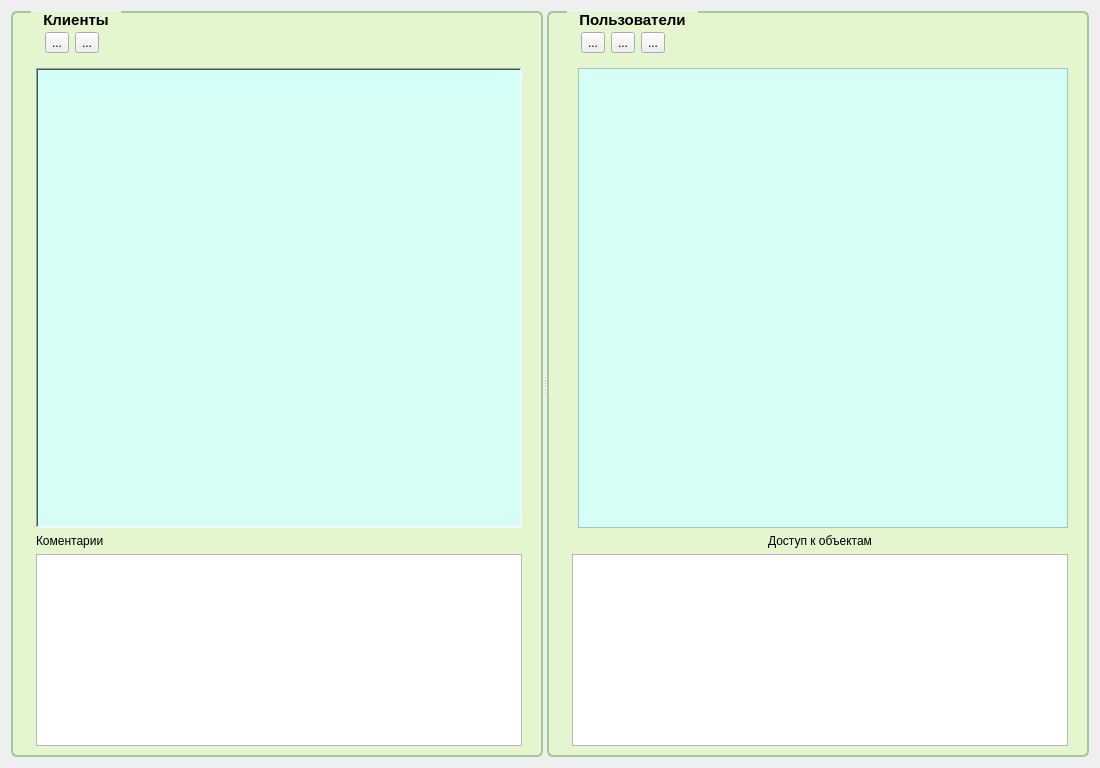
Before: the Qt Designer form MPosWebAdmin/Clients/clientsdialog.ui in rust3128/MposWebServer, drawn with Qt 5.
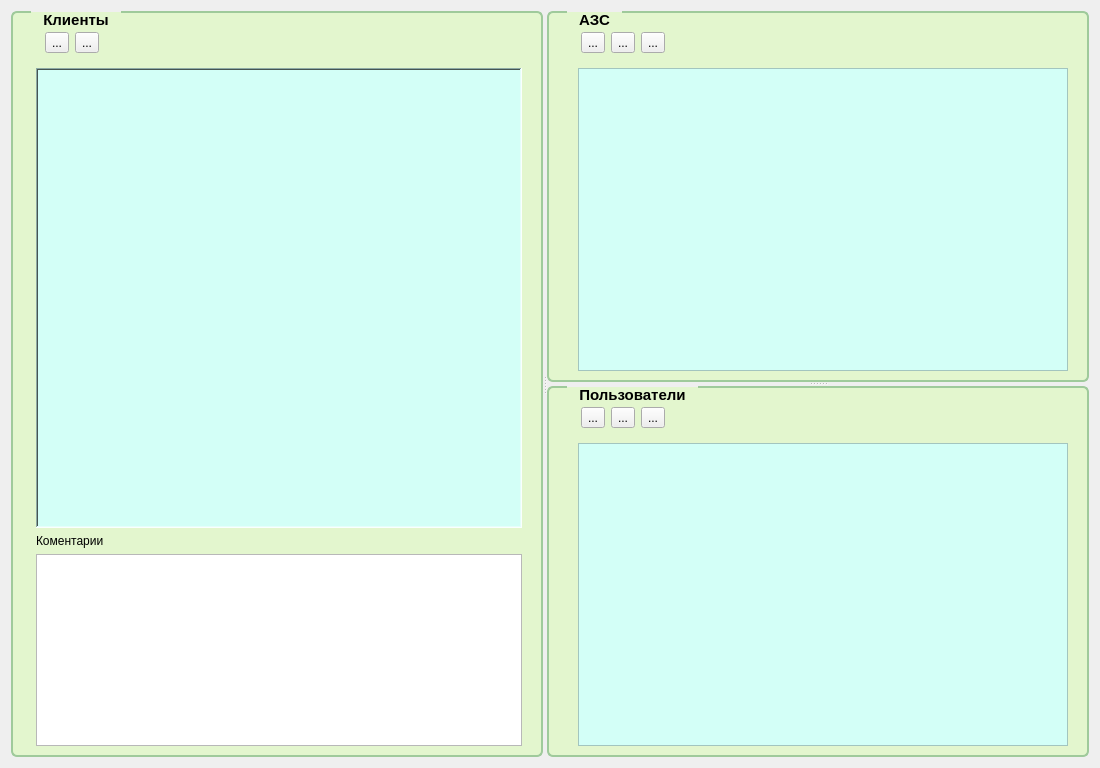
After: the same form once the commit is applied. Icons and pictures are not drawn.

Patch:
```diff
--- a/MPosWebAdmin/Clients/clientsdialog.ui
+++ b/MPosWebAdmin/Clients/clientsdialog.ui
@@ -13,9 +13,9 @@
   <property name="windowTitle">
    <string>Dialog</string>
   </property>
-  <layout class="QGridLayout" name="gridLayout_3">
+  <layout class="QGridLayout" name="gridLayout_4">
    <item row="0" column="0">
-    <widget class="QSplitter" name="splitter">
+    <widget class="QSplitter" name="splitterMain">
      <property name="orientation">
       <enum>Qt::Horizontal</enum>
      </property>
@@ -155,6 +155,140 @@
        </item>
       </layout>
      </widget>
+     <widget class="QSplitter" name="splitter">
+      <property name="orientation">
+       <enum>Qt::Vertical</enum>
+      </property>
+      <widget class="QGroupBox" name="groupBoxAZS">
+       <property name="styleSheet">
+        <string notr="true">QGroupBox
+{
+   border:2px solid #9FCA9B;
+   border-radius: 6px;
+   background-color:#E3F6CE;
+   padding-top: 1px;
+   padding-left: 14px;
+   padding-right: 10px;
+   padding-bottom: 0px;
+   font-weight: bold;
+   font-size: 15px;
+ 
+  /* !!!!!!!!!!!!!!!!!! */
+   margin-top: 3ex; /* предусмотрим место для заголовка!!!  */
+}
+ 
+QGroupBox::title {
+    subcontrol-origin: margin;
+    subcontrol-position: top left;
+    left: 20px;
+   padding: 0 10px;
+}</string>
+       </property>
+       <property name="title">
+        <string>АЗС</string>
+       </property>
+       <property name="flat">
+        <bool>false</bool>
+       </property>
+       <layout class="QGridLayout" name="gridLayout_3" rowstretch="0,0">
+        <item row="0" column="0" colspan="2">
+         <widget class="QFrame" name="toolBarUsers_2">
+          <property name="frameShape">
+           <enum>QFrame::NoFrame</enum>
+          </property>
+          <layout class="QHBoxLayout" name="horizontalLayout_3">
+           <item>
+            <widget class="QToolButton" name="toolButtonAZSAdd">
+             <property name="text">
+              <string>...</string>
+             </property>
+             <property name="icon">
+              <iconset resource="../resource.qrc">
+               <normaloff>:/Images/add.png</normaloff>:/Images/add.png</iconset>
+             </property>
+             <property name="iconSize">
+              <size>
+               <width>32</width>
+               <height>32</height>
+              </size>
+             </property>
+            </widget>
+           </item>
+           <item>
+            <widget class="QToolButton" name="toolButtonAZSEdit">
+             <property name="text">
+              <string>...</string>
+             </property>
+             <property name="icon">
+              <iconset resource="../resource.qrc">
+               <normaloff>:/Images/edit.png</normaloff>:/Images/edit.png</iconset>
+             </property>
+             <property name="iconSize">
+              <size>
+               <width>32</width>
+               <height>32</height>
+              </size>
+             </property>
+            </widget>
+           </item>
+           <item>
+            <widget class="QToolButton" name="toolButtonAZSDel">
+             <property name="text">
+              <string>...</string>
+             </property>
+             <property name="icon">
+              <iconset resource="../resource.qrc">
+               <normaloff>:/Images/delete.png</normaloff>:/Images/delete.png</iconset>
+             </property>
+             <property name="iconSize">
+              <size>
+               <width>32</width>
+               <height>32</height>
+              </size>
+             </property>
+            </widget>
+           </item>
+           <item>
+            <spacer name="horizontalSpacer_3">
+             <property name="orientation">
+              <enum>Qt::Horizontal</enum>
+             </property>
+             <property name="sizeHint" stdset="0">
+              <size>
+               <width>40</width>
+               <height>20</height>
+              </size>
+             </property>
+            </spacer>
+           </item>
+          </layout>
+         </widget>
+        </item>
+        <item row="1" column="1">
+         <widget class="QTableView" name="tableViewAZS">
+          <property name="styleSheet">
+           <string notr="true">background-color: rgb(211, 255, 247);
+selection-background-color: rgb(47, 170, 160);</string>
+          </property>
+          <property name="editTriggers">
+           <set>QAbstractItemView::NoEditTriggers</set>
+          </property>
+          <property name="alternatingRowColors">
+           <bool>false</bool>
+          </property>
+          <property name="selectionMode">
+           <enum>QAbstractItemView::SingleSelection</enum>
+          </property>
+          <property name="selectionBehavior">
+           <enum>QAbstractItemView::SelectRows</enum>
+          </property>
+          <property name="sortingEnabled">
+           <bool>true</bool>
+          </property>
+         </widget>
+        </item>
+       </layout>
+      </widget>
      <widget class="QGroupBox" name="groupBoxUsers">
       <property name="styleSheet">
        <string notr="true">QGroupBox
@@ -186,40 +320,7 @@
       <property name="flat">
        <bool>false</bool>
       </property>
-      <layout class="QGridLayout" name="gridLayout_2" rowstretch="0,1,0,0">
-       <item row="2" column="0" colspan="2" alignment="Qt::AlignHCenter">
-        <widget class="QLabel" name="label">
-         <property name="text">
-          <string>Доступ к объектам</string>
-         </property>
-        </widget>
-       </item>
-       <item row="3" column="0" colspan="2">
-        <widget class="QTableView" name="tableView_2"/>
-       </item>
-       <item row="1" column="1">
-        <widget class="QTableView" name="tableViewUsers">
-         <property name="styleSheet">
-          <string notr="true">background-color: rgb(211, 255, 247);
-selection-background-color: rgb(47, 170, 160);</string>
-         </property>
-         <property name="editTriggers">
-          <set>QAbstractItemView::NoEditTriggers</set>
-         </property>
-         <property name="alternatingRowColors">
-          <bool>false</bool>
-         </property>
-         <property name="selectionMode">
-          <enum>QAbstractItemView::SingleSelection</enum>
-         </property>
-         <property name="selectionBehavior">
-          <enum>QAbstractItemView::SelectRows</enum>
-         </property>
-         <property name="sortingEnabled">
-          <bool>true</bool>
-         </property>
-        </widget>
-       </item>
+       <layout class="QGridLayout" name="gridLayout_2" rowstretch="0,0">
        <item row="0" column="0" colspan="2">
         <widget class="QFrame" name="toolBarUsers">
          <property name="frameShape">
@@ -293,7 +394,31 @@
          </layout>
         </widget>
        </item>
-      </layout>
+        <item row="1" column="1">
+         <widget class="QTableView" name="tableViewUsers">
+          <property name="styleSheet">
+           <string notr="true">background-color: rgb(211, 255, 247);
+selection-background-color: rgb(47, 170, 160);</string>
+          </property>
+          <property name="editTriggers">
+           <set>QAbstractItemView::NoEditTriggers</set>
+          </property>
+          <property name="alternatingRowColors">
+           <bool>false</bool>
+          </property>
+          <property name="selectionMode">
+           <enum>QAbstractItemView::SingleSelection</enum>
+          </property>
+          <property name="selectionBehavior">
+           <enum>QAbstractItemView::SelectRows</enum>
+          </property>
+          <property name="sortingEnabled">
+           <bool>true</bool>
+          </property>
+         </widget>
+        </item>
+       </layout>
+      </widget>
      </widget>
     </widget>
    </item>
```
Left out of the diff: 3 changed lines with no effect on the pictures. Lines whose indentation alone changed are shown as unchanged.
